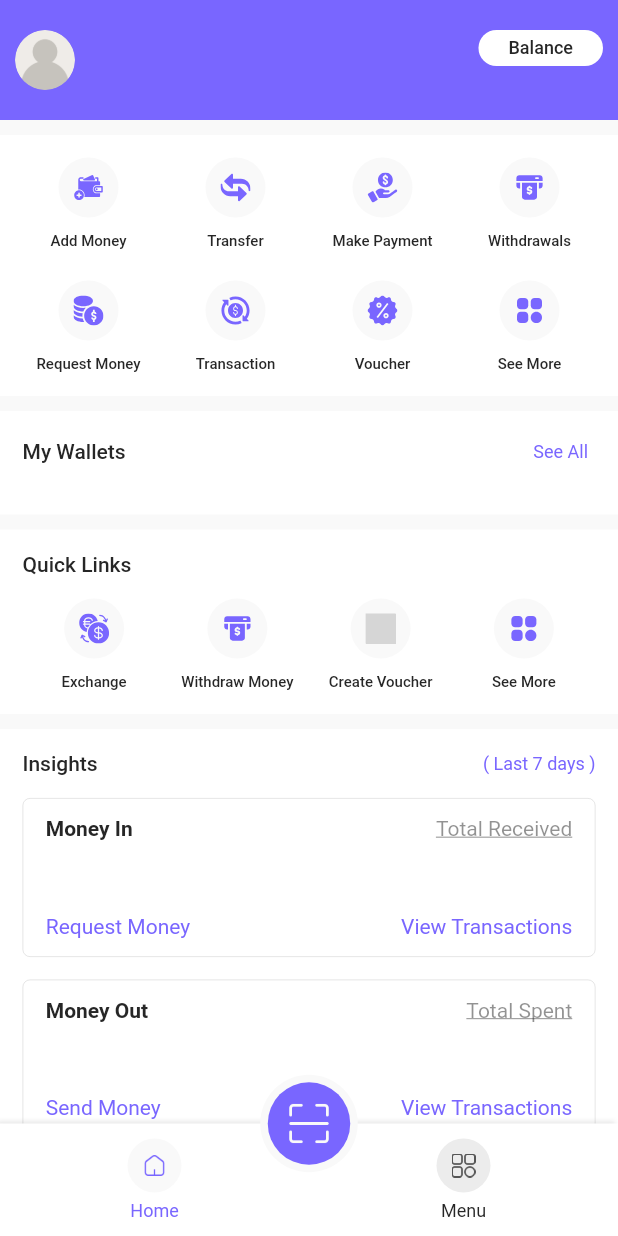
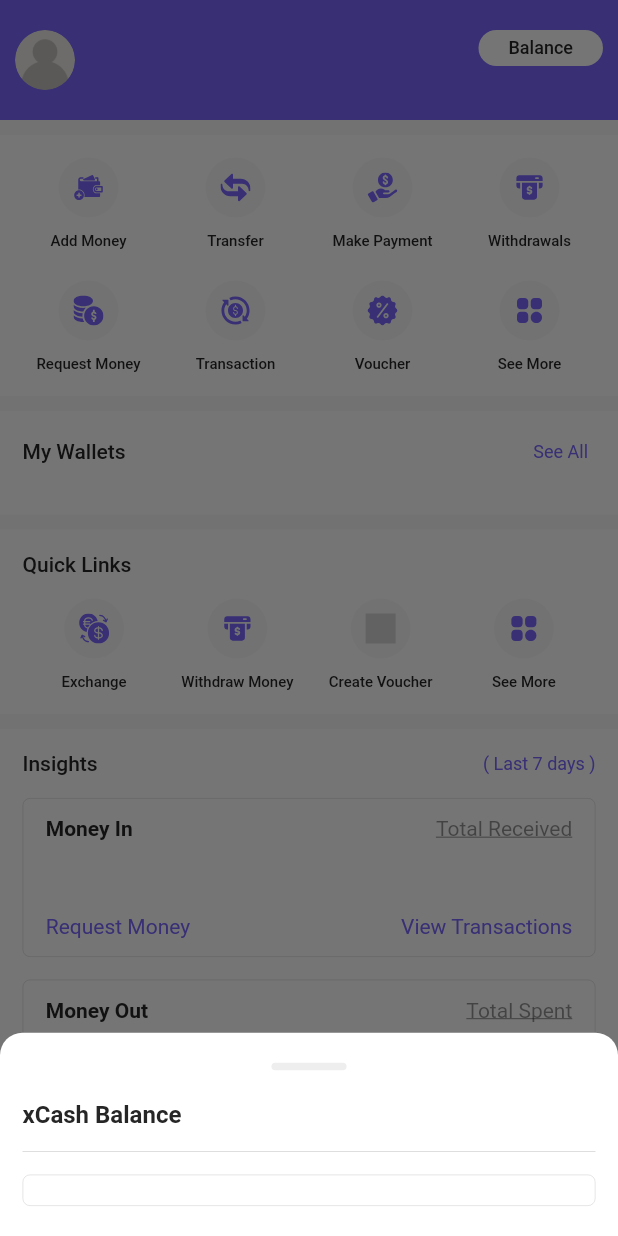
Before and after one commit to Sarthak-source/x-cash, a Flutter app: the BottomNavBar screen opened by its route, after a tap on "Balance", on a phone screen of 412 x 824 dp. Run offline on Flutter 3.47's test engine with Material 2 defaults, Android fonts, the phone set to English and light mode, and no system bars; our stand-ins replace awesome_dialog, connectivity_plus, file_picker, firebase_messaging, flutter_svg, flutter_widget_from_html and 6 more; missing offline and left inert: animated_floating_buttons; accounts and stored records are empty; network calls fail; Roboto replaces fonts that are missing (Lora); statements that could not run were skipped; grey boxes are pictures that could not be loaded.

Commit message:
add_balance_bottom_sheet_on_home_screen

```diff
--- a/lib/core/utils/my_images.dart
+++ b/lib/core/utils/my_images.dart
@@ -39,6 +39,7 @@ class MyImages{
   static const String withdrawMoney = "assets/images/wallet.png";
   static const String reject = "assets/images/reject.png";
   static const String name = "assets/images/user.png";
+  static const String moneyHistory = "assets/images/money_history.png";
 
   static const String user = "assets/images/user.svg";
   static const String changePassword = "assets/images/change_password.svg";
--- a/lib/core/utils/my_strings.dart
+++ b/lib/core/utils/my_strings.dart
@@ -391,6 +391,8 @@ class MyStrings{
   static const String any = 'Any';
   static const String balanceTransfer = "Balance Transfer";
   static const String balance = "Balance";
+  static const String xCashBalance = "xCash Balance";
+  static const String available = "Available";
   static const String completePlan = "Completed Invest";
   static const String referralLink = "Referral Link";
   static const String total = "Total";
--- a/lib/data/controller/add_money/add_money_history_controller.dart
+++ b/lib/data/controller/add_money/add_money_history_controller.dart
@@ -33,14 +33,12 @@ class AddMoneyHistoryController extends GetxController{
   }
 
   void initialSelectedValue() async{
-
     currency = addMoneyHistoryRepo.apiClient.getCurrencyOrUsername();
     page = 0;
     searchController.text = '';
     depositList.clear();
     isLoading = true;
     update();
-
     await loadAddMoneyHistory();
     isLoading = false;
     update();
@@ -52,9 +50,7 @@ class AddMoneyHistoryController extends GetxController{
     if(page == 1){
       depositList.clear();
     }
-
     String searchText = searchController.text;
-
     ResponseModel responseModel = await addMoneyHistoryRepo.getAddMoneyHistoryData(page, searchText: searchText);
     if(responseModel.statusCode == 200){
       AddMoneyHistoryResponseModel model = AddMoneyHistoryResponseModel.fromJson(jsonDecode(responseModel.responseJson));
--- a/lib/view/screens/add-money/add_money/add_money_web_view.dart
+++ b/lib/view/screens/add-money/add_money/add_money_web_view.dart
@@ -92,7 +92,7 @@ class _AddMoneyWebViewState extends State<AddMoneyWebView> {
             return FloatingActionButton(
               backgroundColor: MyColor.colorRed,
               onPressed: () async {
-                Get.offAndToNamed(RouteHelper.addMoneyScreen);
+                Get.offAndToNamed(RouteHelper.addMoneyHistoryScreen);
               },
               child: const Icon(Icons.cancel,color: MyColor.colorWhite,size: 30,),
             );
--- /dev/null
+++ b/lib/view/screens/bottom_nav_section/home/widget/balance_bottom_sheet.dart
@@ -0,0 +1,66 @@
+import 'package:flutter/material.dart';
+import 'package:get/get.dart';
+import 'package:xcash_app/core/helper/string_format_helper.dart';
+import 'package:xcash_app/core/utils/dimensions.dart';
+import 'package:xcash_app/core/utils/my_color.dart';
+import 'package:xcash_app/core/utils/my_strings.dart';
+import 'package:xcash_app/core/utils/style.dart';
+import 'package:xcash_app/data/controller/home/home_controller.dart';
+import 'package:xcash_app/view/components/divider/custom_divider.dart';
+import 'package:xcash_app/view/components/row_widget/bottom_sheet_row.dart';
+import 'package:xcash_app/view/components/text/bottom_sheet_header_text.dart';
+
+class BalanceBottomSheet extends StatefulWidget {
+  const BalanceBottomSheet({Key? key}) : super(key: key);
+
+  @override
+  State<BalanceBottomSheet> createState() => _BalanceBottomSheetState();
+}
+
+class _BalanceBottomSheetState extends State<BalanceBottomSheet> {
+
+  @override
+  Widget build(BuildContext context) {
+    return GetBuilder<HomeController>(
+      builder: (controller) => Column(
+        crossAxisAlignment: CrossAxisAlignment.start,
+        children: [
+          Align(
+            alignment: Alignment.topCenter,
+            child: Container(
+              height: 5, width: 50,
+              decoration: BoxDecoration(color: MyColor.colorGrey.withOpacity(0.1), borderRadius: BorderRadius.circular(10)),
+            ),
+          ),
+          const SizedBox(height: Dimensions.space20),
+          Row(
+            mainAxisAlignment: MainAxisAlignment.spaceBetween,
+            children: [
+              const BottomSheetHeaderText(text: MyStrings.xCashBalance),
+              BottomSheetHeaderText(text: controller.userBalance)
+            ],
+          ),
+          const CustomDivider(space: Dimensions.space15),
+          Container(
+            width: MediaQuery.of(context).size.width,
+            padding: const EdgeInsets.symmetric(vertical: Dimensions.space10, horizontal: Dimensions.space15),
+            decoration: BoxDecoration(
+              borderRadius: BorderRadius.circular(Dimensions.defaultRadius),
+              border: Border.all(color: MyColor.colorGrey.withOpacity(0.2), width: 0.5)
+            ),
+            child: ListView.separated(
+              shrinkWrap: true,
+              padding: EdgeInsets.zero,
+              itemCount: controller.walletList.length,
+              separatorBuilder: (context, index) => const CustomDivider(space: Dimensions.space12),
+              itemBuilder: (context, index) => BottomSheetRow(
+                  header: controller.walletList[index].currencyCode ?? "",
+                  body: "${controller.walletList[index].currency?.currencySymbol ?? ""} ${Converter.twoDecimalPlaceFixedWithoutRounding(controller.walletList[index].balance ?? "")}"
+              ),
+            ),
+          )
+        ],
+      ),
+    );
+  }
+}
--- a/lib/view/screens/bottom_nav_section/home/widget/top_section.dart
+++ b/lib/view/screens/bottom_nav_section/home/widget/top_section.dart
@@ -7,6 +7,8 @@ import 'package:xcash_app/core/utils/my_images.dart';
 import 'package:xcash_app/core/utils/my_strings.dart';
 import 'package:xcash_app/core/utils/style.dart';
 import 'package:xcash_app/data/controller/home/home_controller.dart';
+import 'package:xcash_app/view/components/bottom-sheet/custom_bottom_sheet.dart';
+import 'package:xcash_app/view/screens/bottom_nav_section/home/widget/balance_bottom_sheet.dart';
 
 class TopSection extends StatefulWidget {
   const TopSection({Key? key}) : super(key: key);
@@ -59,7 +61,9 @@ class _TopSectionState extends State<TopSection> {
             ),
             const SizedBox(width: Dimensions.space15),
             GestureDetector(
-              onTap: () => controller.changeState(),
+              onTap: () => CustomBottomSheet(
+                child: const BalanceBottomSheet()
+              ).customBottomSheet(context),
               child: Container(
                 padding: const EdgeInsets.symmetric(vertical: Dimensions.space5, horizontal: Dimensions.space20),
                 decoration: BoxDecoration(color: Colors.white, borderRadius: BorderRadius.circular(50)),
```
Also changed, not shown: lib/data/controller/home/home_controller.dart (+9 -0 lines), lib/view/screens/add-money/add_money/add_money_screen.dart (+18 -4 lines), assets/images/money_history.png (added).
